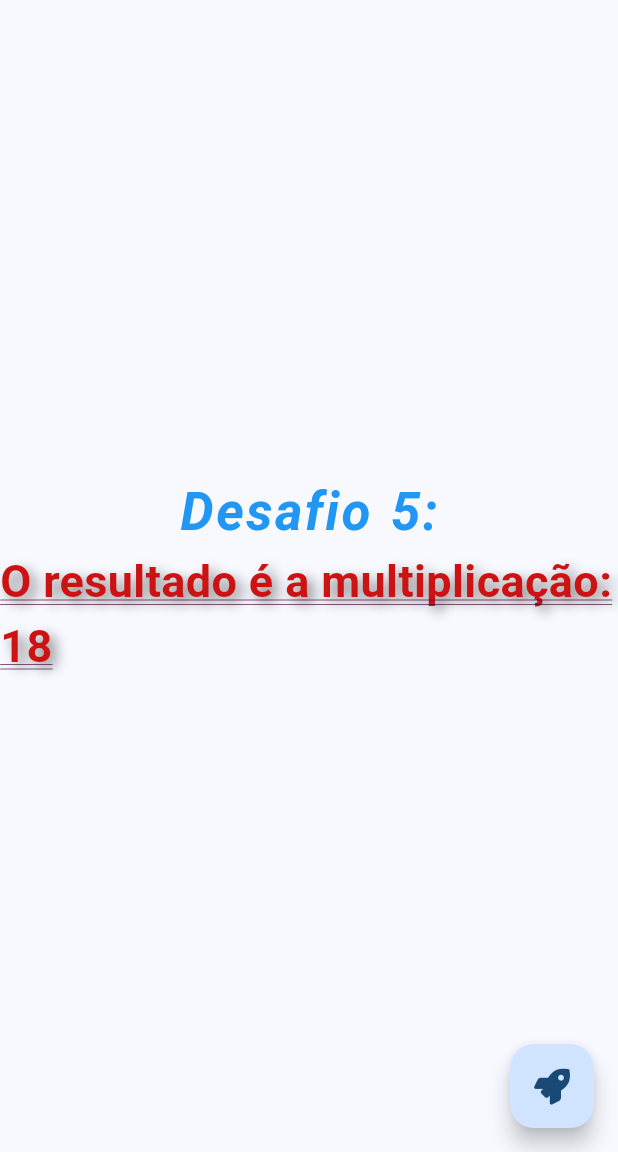
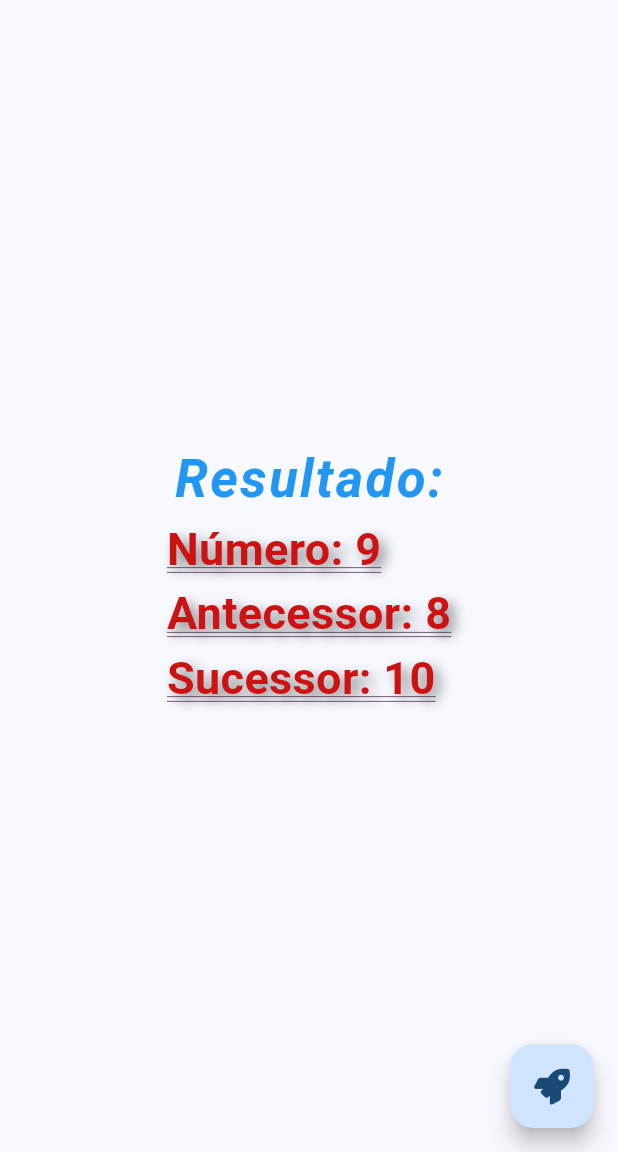
Before and after one commit to MateusOliveira991/projeto-flutter-modulo2, a Flutter app: the screen it shows after launch, after a tap on an icon or button, on a phone screen of 412 x 824 dp, the part 84-1236 px from its top. Run offline on Flutter 3.47's test engine with Material 3 defaults, Android fonts, the phone set to English and light mode, and no system bars; our stand-ins replace font_awesome_flutter.

Commit message:
feat: antecessor e sucessor de um inteiro.

```diff
--- a/lib/main.dart
+++ b/lib/main.dart
@@ -145,13 +145,26 @@ class _MyHomePageState extends State<MyHomePage> {
       }
     });
   }
+
   int calculo(int a, int b) {
     if (a == b) {
       return a + b;
-    }
-    else {
+    } else {
       return a * b;
     }
+  }
+
+  //Desafio 6:
+  //Faça uma função que inicialize um número inteiro qualquer. Como resultado, mostre na tela o seu antecessor e o seu sucessor
+
+  void _desafio6() {
+    int numero = 9;
+    int antecessor = numero - 1;
+    int sucessor = numero + 1;
+
+    setState(() {
+      _result = 'Número: $numero\nAntecessor: $antecessor\nSucessor: $sucessor';
+    });
   }
 
   @override
@@ -166,7 +179,7 @@ class _MyHomePageState extends State<MyHomePage> {
           mainAxisAlignment: MainAxisAlignment.center,
           children: <Widget>[
             const Text(
-              'Desafio 5:',
+              'Resultado:',
               style: TextStyle(
                 fontSize: 35,
                 fontWeight: FontWeight.bold,
@@ -201,8 +214,8 @@ class _MyHomePageState extends State<MyHomePage> {
         ),
       ),
       floatingActionButton: FloatingActionButton(
-        onPressed: _desafio5,
-        tooltip: '_desafio5',
+        onPressed: _desafio6,
+        tooltip: '_desafio6',
         child: const Icon(FontAwesomeIcons.rocket),
       ),
     );
```
